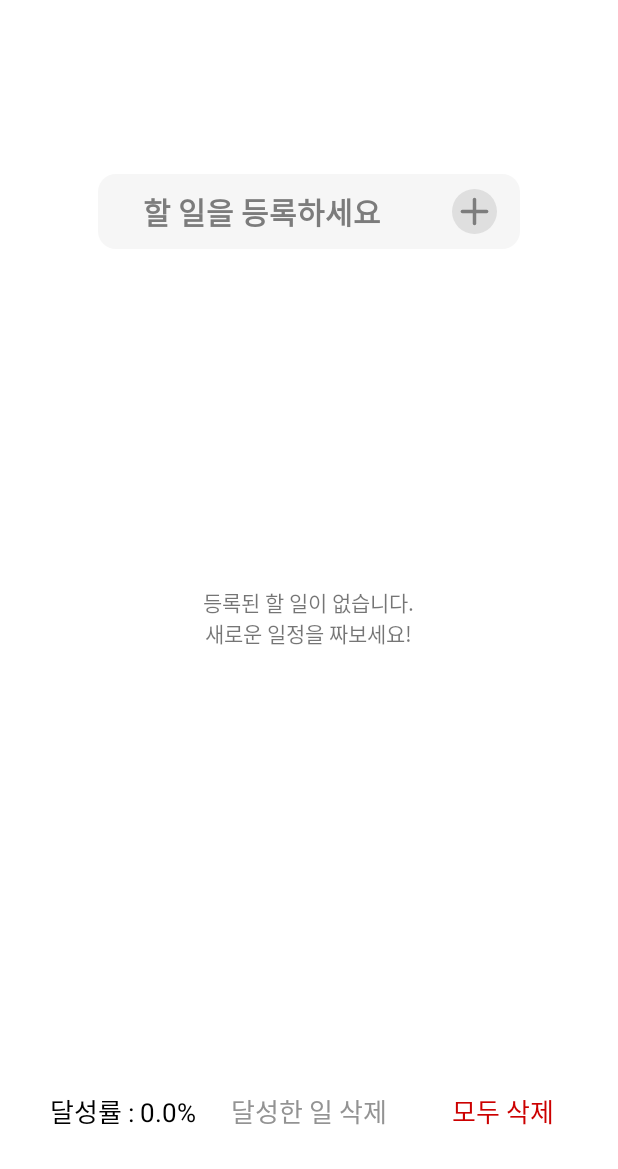
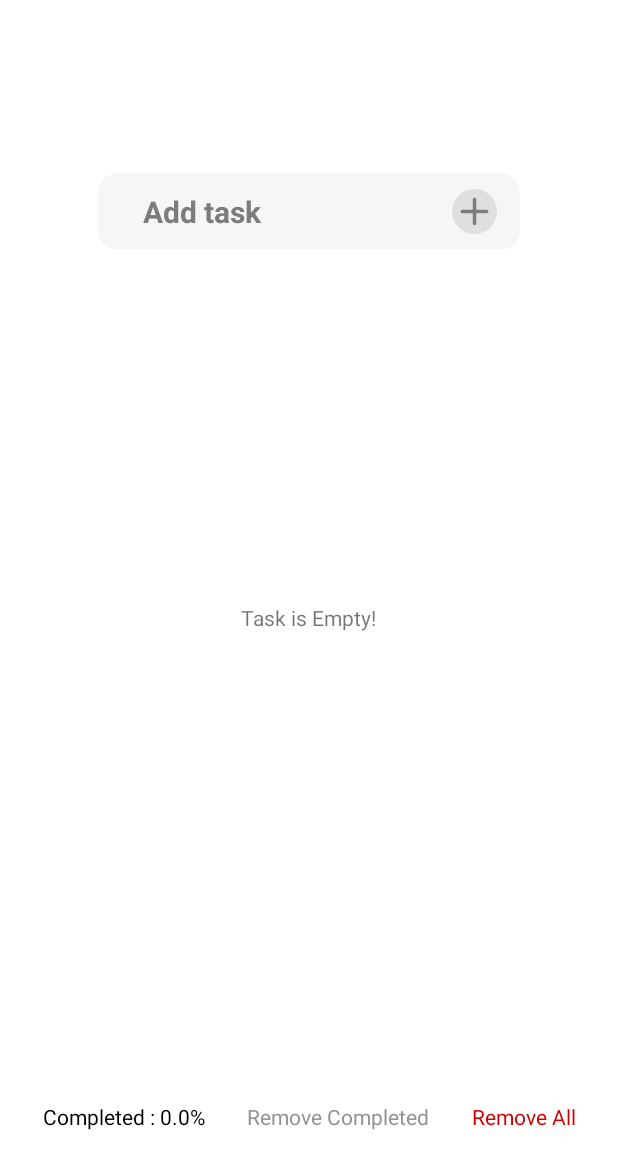
Before and after one commit to HunSeongPark/todo, an Android app: the screen it shows after launch (MainActivity), after a tap on an icon or button, on a phone screen of 412 x 824 dp. Shown: the top 1169 px of the screen. Run offline under Robolectric (Android 15) with nearby library versions, the phone set to English and light mode, and no system bars; our stand-ins replace Room's generated code.

Commit message:
change language

```diff
--- a/app/build.gradle
+++ b/app/build.gradle
@@ -68,7 +68,4 @@ dependencies {
     // AndroidX
     implementation "androidx.fragment:fragment-ktx:1.3.6"
 
-    // Drag Drop Swipe RecyclerView
-    implementation 'com.ernestoyaquello.dragdropswiperecyclerview:drag-drop-swipe-recyclerview:1.1.0'
-
 }
--- a/app/src/main/res/layout/activity_main.xml
+++ b/app/src/main/res/layout/activity_main.xml
@@ -19,7 +19,7 @@
         android:layout_height="wrap_content"
         android:layout_gravity="center"
         android:gravity="center"
-        android:text="등록된 할 일이 없습니다.\n새로운 일정을 짜보세요!"
+        android:text="@string/task_is_empty"
         android:visibility="gone" />
 
     <androidx.constraintlayout.widget.ConstraintLayout
@@ -79,11 +79,10 @@
             android:id="@+id/completeRatingTextView"
             android:layout_width="wrap_content"
             android:layout_height="wrap_content"
-            android:layout_marginStart="10dp"
             android:layout_marginBottom="70dp"
             android:text="@string/initial_complete_rating"
             android:textColor="@color/black"
-            android:textSize="17sp"
+            android:textSize="14sp"
             app:layout_constraintEnd_toStartOf="@id/completeTaskDeleteButton"
             app:layout_constraintBottom_toBottomOf="parent"
             app:layout_constraintStart_toStartOf="parent" />
@@ -92,10 +91,11 @@
             android:id="@+id/completeTaskDeleteButton"
             android:layout_width="wrap_content"
             android:layout_height="wrap_content"
-            app:layout_constraintStart_toStartOf="parent"
+            app:layout_constraintStart_toEndOf="@id/completeRatingTextView"
+            app:layout_constraintEnd_toStartOf="@id/deleteAllButton"
             android:text="@string/delete_button"
             android:textColor="#939393"
-            android:textSize="17sp"
+            android:textSize="14sp"
             app:layout_constraintBottom_toBottomOf="@id/completeRatingTextView"
             app:layout_constraintEnd_toEndOf="parent"
             app:layout_constraintTop_toTopOf="@id/completeRatingTextView" />
@@ -105,14 +105,13 @@
             android:layout_height="wrap_content"
             android:text="@string/delete_all"
             android:textColor="@android:color/holo_red_dark"
-            android:textSize="17sp"
+            android:textSize="14sp"
             android:id="@+id/deleteAllButton"
             app:layout_constraintStart_toEndOf="@id/completeTaskDeleteButton"
             app:layout_constraintEnd_toEndOf="parent"
             app:layout_constraintTop_toTopOf="@id/completeTaskDeleteButton"
             app:layout_constraintBottom_toBottomOf="@id/completeTaskDeleteButton"
             />
-    </androidx.constraintlayout.widget.ConstraintLayout>
 
         <View
             android:id="@+id/popupBackgroundView"
@@ -120,7 +119,10 @@
             android:layout_height="match_parent"
             android:background="@null"
             android:clickable="true"
-        android:focusable="true" />
+            android:focusable="true"
+            tools:layout_editor_absoluteX="0dp"
+            tools:layout_editor_absoluteY="1dp" />
+    </androidx.constraintlayout.widget.ConstraintLayout>
 
     <androidx.constraintlayout.widget.ConstraintLayout
         android:id="@+id/informationLayout"
--- a/app/src/main/res/layout/item_task.xml
+++ b/app/src/main/res/layout/item_task.xml
@@ -40,8 +40,7 @@
             android:layout_marginStart="30dp"
             android:maxLength="20"
             android:textColor="@color/black"
-            android:textSize="17sp"
-            tools:text="거북이 알까기기기기기기기ㅣ기긱기기기기" />
+            android:textSize="17sp"/>
 
 
     </LinearLayout>
--- a/app/src/main/res/values/strings.xml
+++ b/app/src/main/res/values/strings.xml
@@ -1,13 +1,12 @@
 <resources>
     <string name="app_name">todo-mvvm</string>
-    <string name="request_task">할 일을 등록하세요</string>
+    <string name="request_task">Add task</string>
     <string name="left_swipe_to_delete">Left swipe to delete</string>
     <string name="right_swipe_to_modify">Right swipe to modify</string>
 
-    <string name="error_message">오류가 발생했습니다. Error: %s</string>
-    <string name="initial_complete_rating">달성률 : 0.0%</string>
-    <string name="delete_button">달성한 일 삭제</string>
-    <string name="delete_all">모두 삭제</string>
-
-    <string name="completed_result">달성률 : %s</string>
+    <string name="error_message">An error has occurred. : %s</string>
+    <string name="initial_complete_rating">Completed : 0.0%</string>
+    <string name="delete_button">Remove Completed</string>
+    <string name="delete_all">Remove All</string>
+    <string name="task_is_empty">Task is Empty!</string>
 </resources>
```
Also changed, not shown: app/src/main/java/hunseong/com/todo_mvvm/view/MainActivity.kt (+6 -7 lines). Lines whose indentation alone changed are shown as unchanged.
